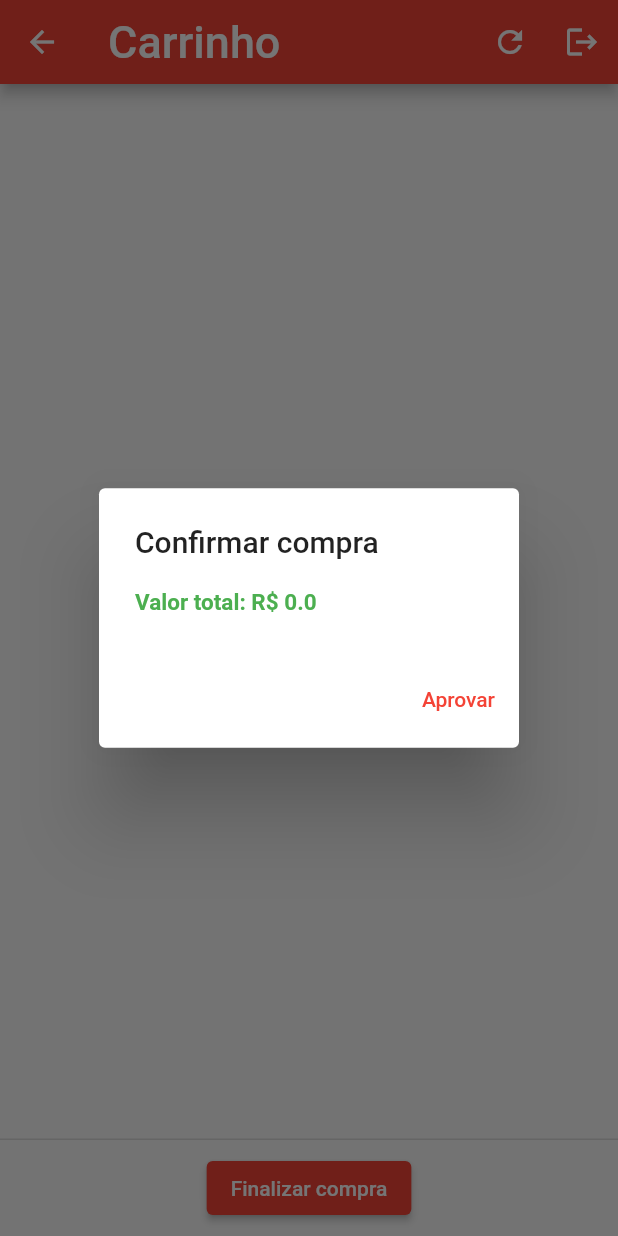
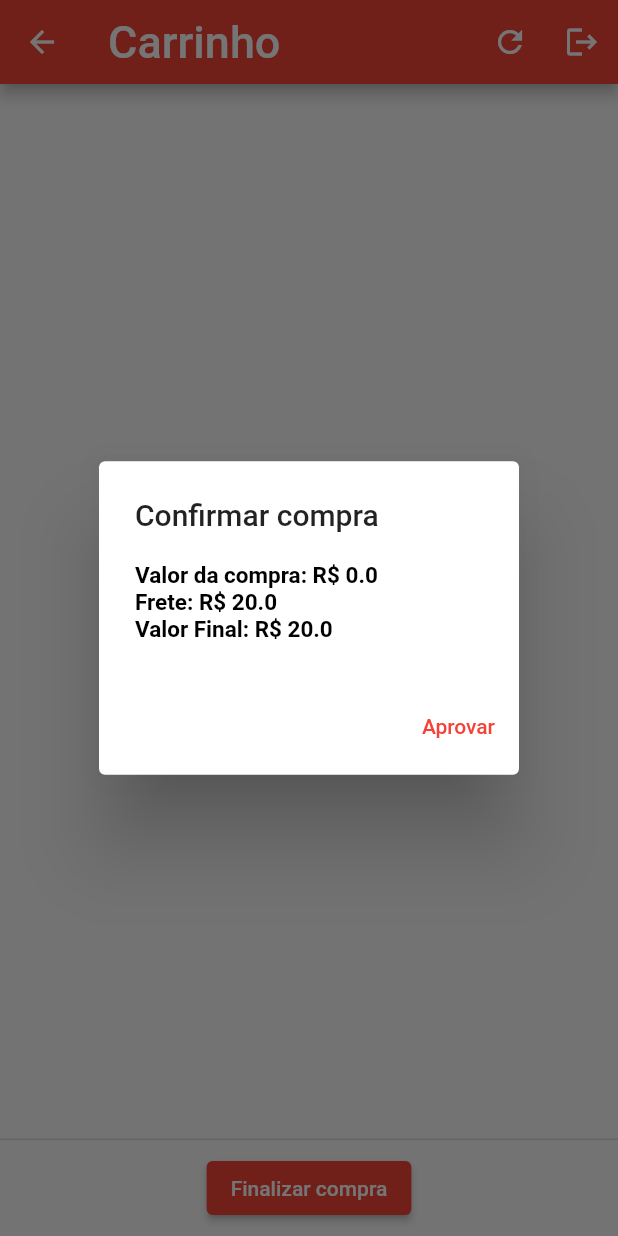
Before and after one commit to davirsreis/app-flutter, a Flutter app: the CarrinhoPage screen opened by its route, after a tap on "Finalizar compra", on a phone screen of 412 x 824 dp. Run offline on Flutter 3.47's test engine with Material 2 defaults, Android fonts, the phone set to English and light mode, and no system bars; our stand-ins replace select_form_field, shared_preferences; missing offline and left inert: mongo_dart; accounts and stored records are empty; network calls fail.

Commit message:
aperfeiçoando o carrinho

```diff
--- a/flutter_aplication/lib/main.dart
+++ b/flutter_aplication/lib/main.dart
@@ -78,7 +78,7 @@ class MyApp extends StatelessWidget {
         primarySwatch: Colors.red,
       ),
       routes: routes,
-      home: HomePage(),
+      home: splashPage(),
     );
   }
 }
--- a/flutter_aplication/lib/models/compras.dart
+++ b/flutter_aplication/lib/models/compras.dart
@@ -5,7 +5,8 @@ class Item {
   String? nome;
   String? descricao;
   String? foto;
-  String? medidas;
+  String? tamanho;
+  String? quantidade;
   String? valor;
 
   Item(
@@ -13,7 +14,8 @@ class Item {
       this.nome,
       this.descricao,
       this.foto,
-      this.medidas,
+      this.tamanho,
+      this.quantidade,
       this.valor});
 
   Item.fromJson(Map<String, dynamic> json) {
@@ -21,7 +23,8 @@ class Item {
     nome = json['nome'];
     descricao = json['descricao'];
     foto = json['foto'];
-    medidas = json['medidas'];
+    tamanho = json['tamanho'];
+    quantidade = json['quantidade'];
     valor = json['valor'];
   }
 }
--- a/flutter_aplication/lib/pages/carrinhoPage.dart
+++ b/flutter_aplication/lib/pages/carrinhoPage.dart
@@ -35,6 +35,8 @@ final List<Map<String, dynamic>> _sizes = [
 class CarrinhoPageState extends State<CarrinhoPage> {
   var itens = [];
   var valortotal = 0.0;
+  var frete = 20.0;
+  var valorfinal = 0.0;
 
   // static double valortotal = 200.0;
   // valortotal.toString();
@@ -88,19 +90,30 @@ class CarrinhoPageState extends State<CarrinhoPage> {
         itemCount: itens.length,
         itemBuilder: (context, i) {
           var foto = itens[i].foto;
+          // itens[i].descricao.length <= 10
+          //     ? itens[i].descricao
+          //     : itens[i].descricao.substring(0, 10) + "...";
           valortotal += double.parse(itens[i].valor);
           return ListTile(
               //key: ValueKey(itens[i]),
               leading: Image.network(
                 foto,
               ),
-              title: Text("${itens[i].descricao}",
-                  style: const TextStyle(
-                      fontSize: 18, fontWeight: FontWeight.bold)),
+              title: Row(children: [
+                Text(('${itens[i].descricao}'),
+                    style: const TextStyle(
+                        fontSize: 16, fontWeight: FontWeight.bold)),
+                Text(' Tamanho: ${itens[i].tamanho}',
+                    style: const TextStyle(
+                        fontSize: 16, fontWeight: FontWeight.bold)),
+                Text(' Quantidade: ${itens[i].quantidade}',
+                    style: const TextStyle(
+                        fontSize: 16, fontWeight: FontWeight.bold))
+              ]),
               // ignore: unnecessary_string_interpolations, prefer_adjacent_string_concatenation
               subtitle: Text(r"R$ " + "${itens[i].valor.toString()}",
                   style: const TextStyle(
-                      fontSize: 15,
+                      fontSize: 14,
                       color: Colors.green,
                       fontWeight: FontWeight.bold)),
               trailing: FloatingActionButton(
@@ -132,6 +145,7 @@ class CarrinhoPageState extends State<CarrinhoPage> {
                     // ignore: avoid_print
                     print(valortotal);
                     //print('finalizar compra');
+                    valorfinal = valortotal + frete;
                     showDialog(
                         context: context,
                         builder: (BuildContext context) {
@@ -140,10 +154,18 @@ class CarrinhoPageState extends State<CarrinhoPage> {
                             content:
                                 // ignore: prefer_adjacent_string_concatenation
                                 Text(
-                              r'Valor total: R$ ' + '$valortotal',
+                              // ignore: prefer_interpolation_to_compose_strings, prefer_adjacent_string_concatenation
+                              r'Valor da compra: R$ ' +
+                                  '$valortotal' +
+                                  '\n' +
+                                  r'Frete: R$ ' +
+                                  '$frete' +
+                                  '\n' +
+                                  r'Valor Final: R$ ' +
+                                  '$valorfinal',
                               style: const TextStyle(
                                   fontSize: 15,
-                                  color: Colors.green,
+                                  color: Colors.black,
                                   fontWeight: FontWeight.bold),
                             ),
                             actions: [
--- a/flutter_aplication/lib/pages/itemPage.dart
+++ b/flutter_aplication/lib/pages/itemPage.dart
@@ -229,6 +229,7 @@ class ItemPageState extends State<ItemPage> {
                                   TextButton(
                                     child: const Text('Adicionar ao carrinho'),
                                     onPressed: () async {
+                                      Navigator.of(context).pop();
                                       valor = valortotal.toString();
                                       count = contador.toString();
                                       servidor
```
Also changed, not shown: flutter_aplication/lib/pages/loginPage.dart (+5 -47 lines).
